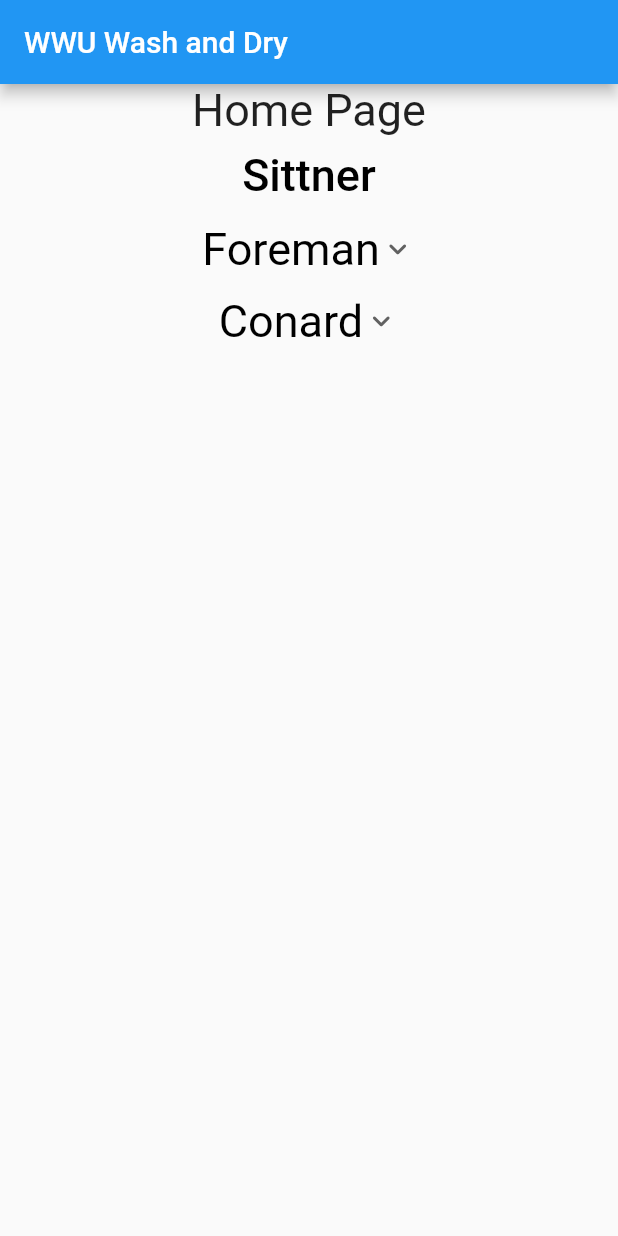
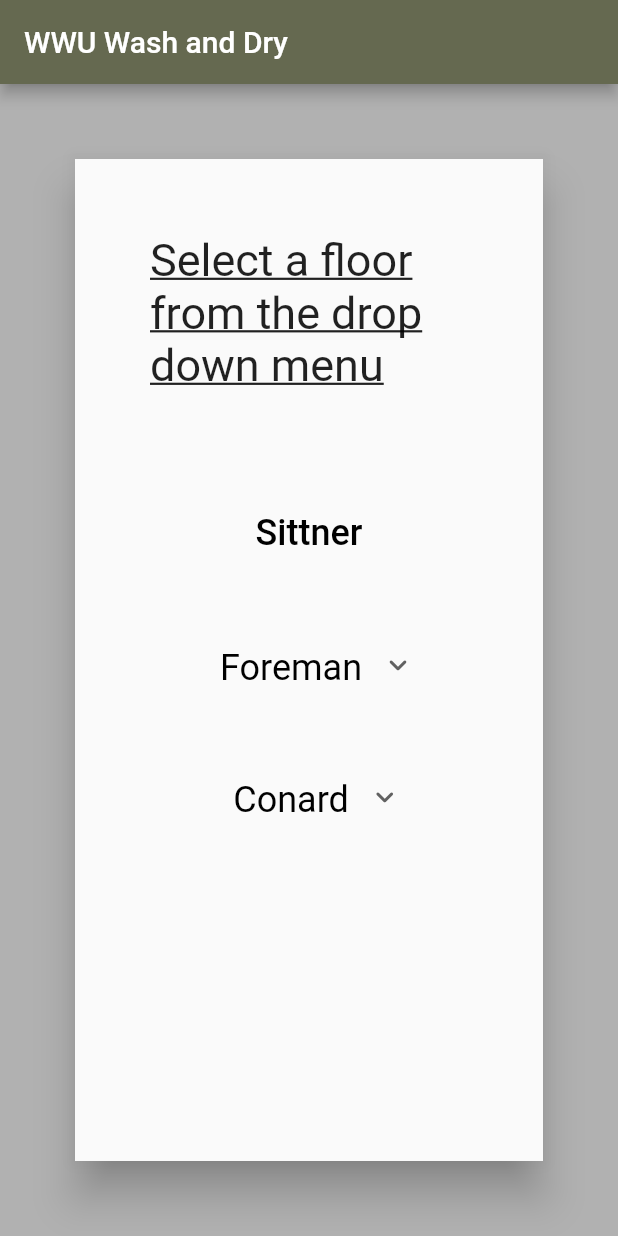
Before and after one commit to Reece-Reklai/DormitoryWasherAndDryer, a Flutter app: the screen it shows after launch, on a phone screen of 412 x 824 dp. Run offline on Flutter 3.47's test engine with Material 2 defaults, Android fonts, the light colour scheme and no system bars.

Commit message:
Visual buffs

```diff
--- a/wwu_wash_and_dry/lib/class/machine.dart
+++ b/wwu_wash_and_dry/lib/class/machine.dart
@@ -16,6 +16,6 @@
 
   // MOCK
   String getStatus() {
-    return "BROKEN";
+    return "AVAL";
   }
 }
--- a/wwu_wash_and_dry/lib/widgets/temp_dorm_data.dart
+++ b/wwu_wash_and_dry/lib/class/temp_dorm_data.dart
@@ -1,4 +1,4 @@
-import '../class/machine.dart';
+import 'machine.dart';
 
 // data for dorms, Note the lists are just brain storming.
 // I am going to make them into classes with this data embeded eventually.
@@ -7,6 +7,17 @@
 var Sittner = [
   Machine('1', 'Washer', 'S'),
   Machine('2', 'Washer', 'S'),
+  Machine('3', 'Washer', 'S'),
+  Machine('4', 'Washer', 'S'),
+  Machine('5', 'Washer', 'S'),
+  Machine('6', 'Washer', 'S'),
+  Machine('7', 'Washer', 'S'),
+  Machine('8', 'Washer', 'S'),
+  Machine('9', 'Washer', 'S'),
+  Machine('10', 'Washer', 'S'),
+  Machine('11', 'Washer', 'S'),
+  Machine('12', 'Washer', 'S'),
+  Machine('13', 'Washer', 'S'),
   // {'id': 2, 'type': 'Washer', 'floor': 'S'},
   // {'id': 3, 'type': 'Washer', 'floor': 'S'},
   // {'id': 4, 'type': 'Washer', 'floor': 'S'},
--- a/wwu_wash_and_dry/lib/widgets/drop_down_list.dart
+++ b/wwu_wash_and_dry/lib/widgets/drop_down_list.dart
@@ -15,9 +15,13 @@
     return Center(
       child: DropdownButtonHideUnderline(
         child: DropdownButton<String>(
-          hint: Text(
-            title,
-            style: const TextStyle(fontSize: 30, color: Colors.black),
+          borderRadius: BorderRadius.circular(12),
+          hint: Padding(
+            padding: const EdgeInsets.all(12),
+            child: Text(
+              title,
+              style: const TextStyle(fontSize: 24, color: Colors.black),
+            ),
           ),
           // value: dropdownValue,
           icon: const Icon(Icons.keyboard_arrow_down_rounded),
--- a/wwu_wash_and_dry/lib/widgets/home_page.dart
+++ b/wwu_wash_and_dry/lib/widgets/home_page.dart
@@ -2,9 +2,9 @@
 import 'package:flutter/material.dart';
 
 import './drop_down_list.dart';
-import './dorm_data.dart';
+import '../class/temp_dorm_data.dart';
 import '../class/machine.dart';
-import '../class/floor_layout.dart';
+import 'floor_layout.dart';
 
 // Implemented by Catherine Thomsen
 
@@ -20,7 +20,8 @@
 
   @override
   Widget build(BuildContext context) {
-    return MaterialApp(home: DropDownMain());
+    return const MaterialApp(
+        home: DropDownMain(), debugShowCheckedModeBanner: false);
   }
 }
 
@@ -49,19 +50,32 @@
     );
   }
 
+
   @override
   Widget build(BuildContext context) {
     return Scaffold(
       appBar: AppBar(
         title: const Text('WWU Wash and Dry'),
+        backgroundColor: const Color(0xFF656950),
       ),
-        body: Column(
+      body: Container(
+          color: const Color.fromARGB(255, 177, 177, 177),
+          padding: const EdgeInsets.all(50),
+          child: Material(
+            elevation: 12,
+            child: Column(
               children: <Widget>[
-            const Text(
-              "Home Page",
-              style: TextStyle(fontSize: 30),
+                Container(
+                  margin: const EdgeInsets.all(50),
+                  child: const Text(
+                    "Select a floor from the drop down menu",
+                    style: TextStyle(
+                        fontSize: 30, decoration: TextDecoration.underline),
                   ),
-            TextButton(
+                ),
+                Container(
+                  margin: const EdgeInsets.all(20),
+                  child: TextButton(
                     onPressed: () => {
                       building = _sittner,
                       setState(() {
@@ -71,15 +85,23 @@
                     child: const Text(
                       _sittner,
                       style: TextStyle(
-                  fontSize: 30,
+                        fontSize: 24,
                         color: Colors.black,
                       ),
                     ),
                   ),
-            DropDownList(_forman, _foremanFloors, updatePage),
-            DropDownList(_conard, _condardFloors, updatePage),
+                ),
+                Container(
+                  margin: const EdgeInsets.all(20),
+                  child: DropDownList(_forman, _foremanFloors, updatePage),
+                ),
+                Container(
+                  margin: const EdgeInsets.all(20),
+                  child: DropDownList(_conard, _condardFloors, updatePage),
+                ),
               ],
             ),
+          )),
     );
   }
 }
```
Also changed, not shown: wwu_wash_and_dry/lib/class/floor_layout.dart (deleted, +0 -107 lines), wwu_wash_and_dry/lib/widgets/floor_layout.dart (added, +191 -0 lines). Lines whose indentation alone changed are shown as unchanged.
